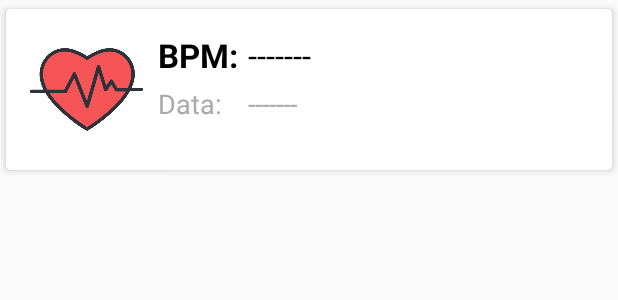
After one commit to MarcosMarossi/medical-record, an Android app: the layout row.xml on its own in the app's theme, with its tools: preview values and no code run, on a phone screen of 412 x 824 dp. The commit adds this screen. Shown: the top 300 px of the screen. Run offline under Robolectric (Android 15) with nearby library versions, the phone set to English and light mode, and no system bars; Roboto replaces fonts that are not available here.

Commit message:
Add RecyclerView

```diff
--- a/app/build.gradle
+++ b/app/build.gradle
@@ -47,5 +47,8 @@ dependencies {
     implementation 'com.squareup.retrofit2:converter-gson:2.6.2'
     implementation 'me.dm7.barcodescanner:zxing:1.9.13'
     implementation 'com.karumi:dexter:5.0.0'
+    implementation 'com.squareup.picasso:picasso:2.71828'
+    implementation 'com.android.support:cardview-v7:28.0.0'
+
 
 }
--- a/app/src/main/java/com/example/emr/Nurse/ActivityListPatient.java
+++ b/app/src/main/java/com/example/emr/Nurse/ActivityListPatient.java
@@ -130,7 +130,7 @@ public class ActivityListPatient extends AppCompatActivity {
     public void confirmarBPM(final User u,String bpm, String nome, final String url, final DataService dataService, final String id){
         AlertDialog.Builder dialog = new AlertDialog.Builder(this);
         dialog.setTitle("Confirmação");
-        dialog.setMessage("Deseja gravar o valor "+bpm+" no paciente "+nome);
+        dialog.setMessage("Deseja associar o equipamento ao paciente");
         dialog.setPositiveButton(R.string.sair_sim, new DialogInterface.OnClickListener() {
             @Override
             public void onClick(DialogInterface dialog, int which) {
--- a/app/src/main/java/com/example/emr/Services/DataService.java
+++ b/app/src/main/java/com/example/emr/Services/DataService.java
@@ -3,6 +3,8 @@ package com.example.emr.Services;
 import com.example.emr.Models.Heartbeat;
 import com.example.emr.Models.Scheduling;
 import com.example.emr.Models.User;
+import com.example.emr.Models.UserLog;
+import com.example.emr.Models.UserLogAux;
 
 import java.util.ArrayList;
 import java.util.List;
@@ -46,7 +48,7 @@ public interface DataService {
     @POST("misc/heartbeat")
     Call<User> setBPMUser(@Body User user);
 
-    @GET("api/heartbeatlog")
-    Call<User> getLog(@Body User user);
+    @GET("api/heartbeatlog/{id}")
+    Call<ArrayList<User>> getLog(@Path("id") String id);
 
 }
--- /dev/null
+++ b/app/src/main/res/layout/row.xml
@@ -0,0 +1,80 @@
+<?xml version="1.0" encoding="utf-8"?>
+<android.support.v7.widget.CardView xmlns:android="http://schemas.android.com/apk/res/android"
+    android:layout_width="match_parent"
+    android:layout_height="wrap_content"
+    xmlns:app="http://schemas.android.com/apk/res-auto"
+    app:cardCornerRadius="3dp"
+    app:cardElevation="3dp"
+    app:cardUseCompatPadding="true"
+    >
+    <RelativeLayout
+        android:layout_width="match_parent"
+        android:layout_height="wrap_content"
+        android:padding="16dp"
+        >
+        <ImageView
+            android:layout_width="75dp"
+            android:layout_height="75dp"
+            android:id="@+id/img_heart"
+            android:src="@drawable/heart"
+            />
+        <TextView
+            android:layout_width="wrap_content"
+            android:layout_height="wrap_content"
+            android:id="@+id/desc_BPM"
+            android:text="BPM: "
+            android:textSize="22sp"
+            android:textColor="#000"
+            android:textStyle="bold"
+            android:layout_toRightOf="@id/img_heart"
+            android:layout_toEndOf="@id/img_heart"
+            android:layout_marginLeft="10dp"
+            android:layout_marginStart="10dp"/>
+        <TextView
+            android:layout_width="wrap_content"
+            android:layout_height="wrap_content"
+            android:id="@+id/desc_data"
+            android:text="Data: "
+            android:textSize="18sp"
+            android:textColor="#a9a9a9"
+            android:layout_toRightOf="@id/img_heart"
+            android:layout_toEndOf="@id/img_heart"
+            android:layout_marginLeft="10dp"
+            android:layout_marginStart="10dp"
+            android:layout_marginTop="5dp"
+            android:layout_below="@id/desc_BPM"
+            />
+
+        <TextView
+            android:layout_width="wrap_content"
+            android:layout_height="wrap_content"
+            android:id="@+id/BPM_Log"
+            android:text="-------"
+            android:textSize="22sp"
+            android:textColor="#000"
+            android:layout_toRightOf="@id/img_heart"
+            android:layout_toEndOf="@id/img_heart"
+            android:layout_marginStart="60dp"
+            android:layout_alignLeft="@id/desc_BPM"/>
+
+        <TextView
+            android:layout_width="wrap_content"
+            android:layout_height="wrap_content"
+            android:id="@+id/Date_Log"
+            android:text="-------"
+            android:textSize="18sp"
+            android:textColor="#a9a9a9"
+            android:layout_toRightOf="@id/img_heart"
+            android:layout_toEndOf="@id/img_heart"
+            android:layout_marginStart="70dp"
+            android:layout_marginTop="5dp"
+            android:layout_below="@id/BPM_Log"
+            />
+
+
+
+
+
+    </RelativeLayout>
+
+</android.support.v7.widget.CardView>
--- a/app/src/main/res/values/strings.xml
+++ b/app/src/main/res/values/strings.xml
@@ -159,6 +159,7 @@
     <string name="cpf_padrao">CPF (Cadastro de Pessoa Física)</string>
 
     <string name="categoria">Selecione uma categoria</string>
+    <string name="historico_bpm">Consulte seu historico de BPM</string>
 
 
 </resources>
```
Also changed, not shown: app/src/main/java/com/example/emr/Adapter/RecyclerAdapter.java (added, +46 -0 lines), app/src/main/java/com/example/emr/Config/Holder.java (added, +20 -0 lines), app/src/main/java/com/example/emr/LoginActivity.java (+9 -1 lines), app/src/main/java/com/example/emr/Models/User.java (+17 -0 lines), app/src/main/java/com/example/emr/Models/UserLog.java (added, +61 -0 lines), app/src/main/java/com/example/emr/Models/UserLogAux.java (added, +11 -0 lines), app/src/main/java/com/example/emr/User/LogActivity.java (+81 -0 lines), app/src/main/java/com/example/emr/User/MenuUsrActivity.java (+11 -1 lines), app/src/main/res/layout/act_log.xml (+23 -3 lines), app/src/main/res/layout/row_recycler_view.xml (added, +80 -0 lines), app/src/main/res/drawable/heart.png (added), app/src/main/res/drawable/log_user.png (added).
